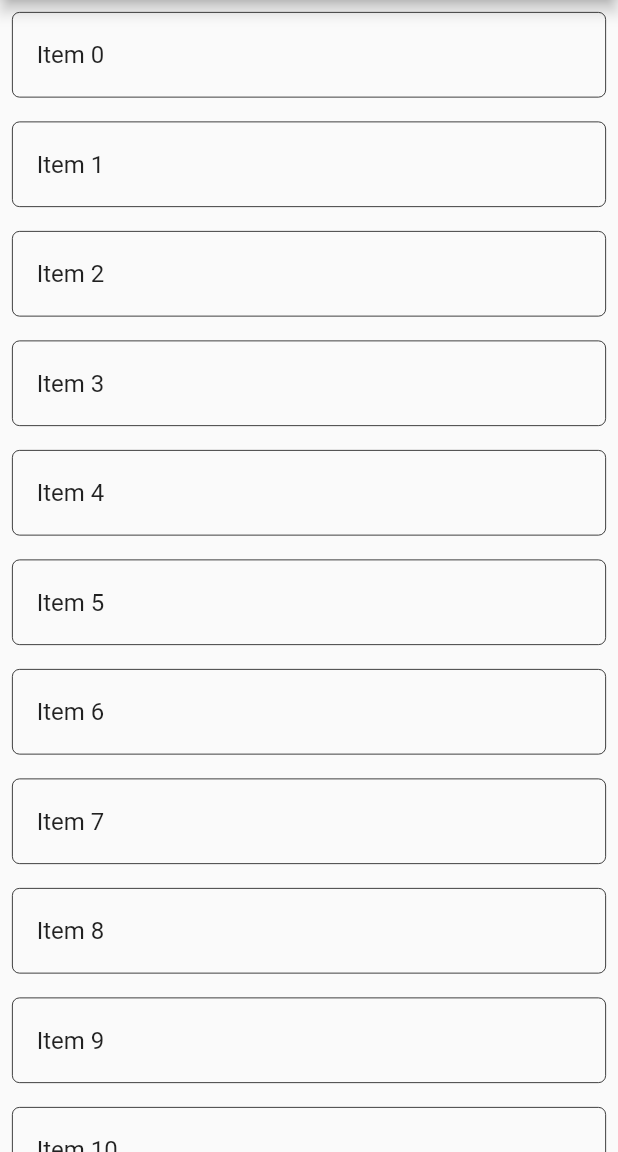
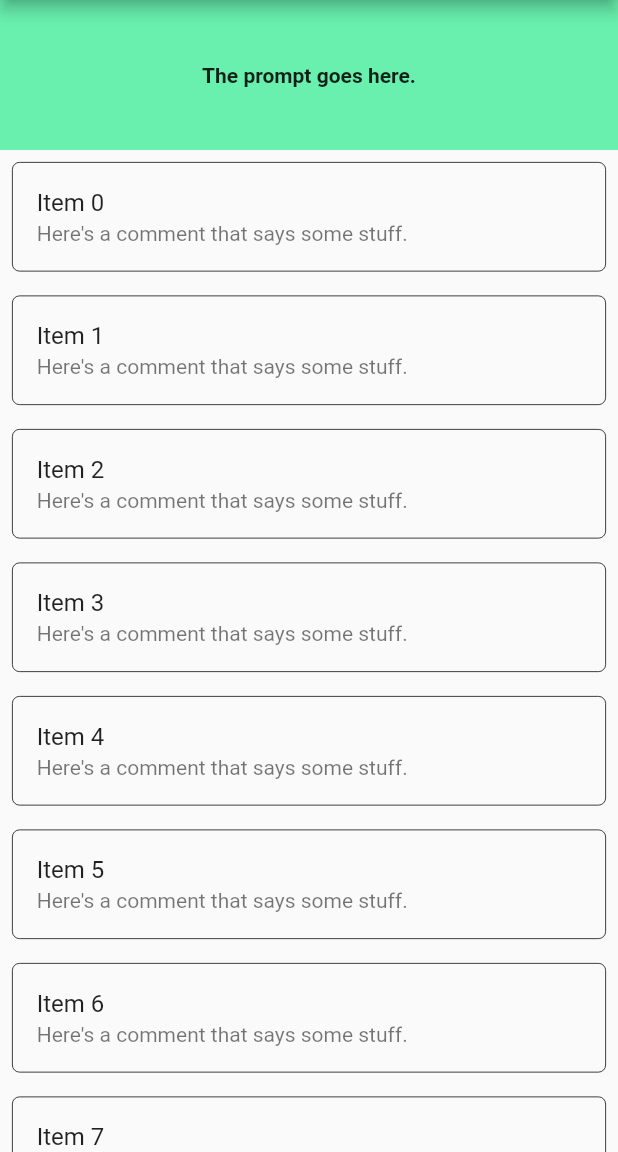
Before and after one commit to anqi0103/Bridge, a Flutter app: the PromptDetailScreen screen opened directly, on a phone screen of 412 x 824 dp, the part 84-1236 px from its top. Run offline on Flutter 3.47's test engine with Material 2 defaults, Android fonts, the phone set to English and light mode, and no system bars.

Commit message:
Added a Header area for prompt.

```diff
--- a/lib/screens/prompt_details.dart
+++ b/lib/screens/prompt_details.dart
@@ -24,7 +24,21 @@ class _PromptDetailScreenState extends State<PromptDetailScreen> {
           ),
         )],
       ),
-      body: ListView.builder(
+      body: Column(
+        children: [
+          // Doing it this way fixes the prompt header so it can always be seen.
+          // Alternately we could have it unfixed, and it would disappear as we
+          // scroll...
+          Container(
+            height: 100,
+            color: Colors.greenAccent,
+            child: const Center(child: Text(
+              'The prompt goes here.',
+              style: TextStyle(fontWeight: FontWeight.w700)
+            )),
+          ),
+          Expanded(
+            child: ListView.builder(
               itemCount: widget.comments.length,
               itemBuilder: (context, index) {
                 return Padding(
@@ -34,10 +48,14 @@ class _PromptDetailScreenState extends State<PromptDetailScreen> {
                       side: const BorderSide(color: Colors.black, width: .5),
                       borderRadius: BorderRadius.circular(5)),
                     title: Text(widget.comments[index]),
+                    subtitle: const Text('Here\'s a comment that says some stuff.'),
                   ),
                 );
               },
             ),
+          ),
+        ],
+      ),
     );
   }
 }
```
Lines whose indentation alone changed are shown as unchanged.
